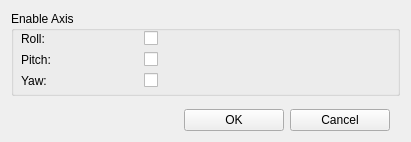
The window that ftnoir_tracker_rift/ftnoir_rift_clientcontrols.ui (opentrack/opentrack) describes before a commit, drawn with Qt 5.
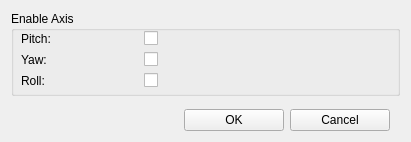
The same window after the commit. Icons and pictures are not drawn.

Commit message:
Merged in fixes to hydra and rift code, along with a bug in the pitch inversion of FTNoIR itself.
Also added an include directory the Rift needs which was absent before.

The edit to the form file:
```diff
--- a/ftnoir_tracker_rift/ftnoir_rift_clientcontrols.ui
+++ b/ftnoir_tracker_rift/ftnoir_rift_clientcontrols.ui
@@ -48,42 +48,12 @@
        <item row="0" column="0">
         <widget class="QLabel" name="label_6">
          <property name="text">
-          <string>Roll:</string>
-         </property>
-        </widget>
-       </item>
-       <item row="2" column="0">
-        <widget class="QLabel" name="label_11">
-         <property name="text">
-          <string>Yaw:</string>
-         </property>
-        </widget>
-       </item>
-       <item row="1" column="1">
-        <widget class="QCheckBox" name="chkEnablePitch">
-         <property name="maximumSize">
-          <size>
-           <width>20</width>
-           <height>16777215</height>
-          </size>
-         </property>
-         <property name="layoutDirection">
-          <enum>Qt::LeftToRight</enum>
-         </property>
-         <property name="text">
-          <string/>
-         </property>
-        </widget>
-       </item>
-       <item row="1" column="0">
-        <widget class="QLabel" name="label_9">
-         <property name="text">
           <string>Pitch:</string>
          </property>
         </widget>
        </item>
        <item row="0" column="1">
-        <widget class="QCheckBox" name="chkEnableRoll">
+          <widget class="QCheckBox" name="chkEnablePitch">
          <property name="maximumSize">
           <size>
            <width>20</width>
@@ -101,7 +71,17 @@
          </property>
         </widget>
        </item>
-       <item row="2" column="1">
+
+        <item row="1" column="0">
+          <widget class="QLabel" name="label_9">
+            <property name="text">
+              <string>Yaw:</string>
+            </property>
+          </widget>
+        </item>
+
+
+        <item row="1" column="1">
         <widget class="QCheckBox" name="chkEnableYaw">
          <property name="maximumSize">
           <size>
@@ -117,6 +97,41 @@
          </property>
         </widget>
        </item>
+
+
+
+        <item row="2" column="0">
+          <widget class="QLabel" name="label_11">
+            <property name="text">
+              <string>Roll:</string>
+            </property>
+          </widget>
+        </item>
+
+        <item row="2" column="1">
+          <widget class="QCheckBox" name="chkEnableRoll">
+            <property name="maximumSize">
+              <size>
+                <width>20</width>
+                <height>16777215</height>
+              </size>
+            </property>
+            <property name="layoutDirection">
+              <enum>Qt::LeftToRight</enum>
+            </property>
+            <property name="text">
+              <string/>
+            </property>
+          </widget>
+        </item>
+
+
+
+
+
+
+
+
       </layout>
      </widget>
     </widget>
```
Left out of the diff: 6 changed lines with no effect on the pictures. Lines whose indentation alone changed are shown as unchanged. The commit also changes 9 other files.
